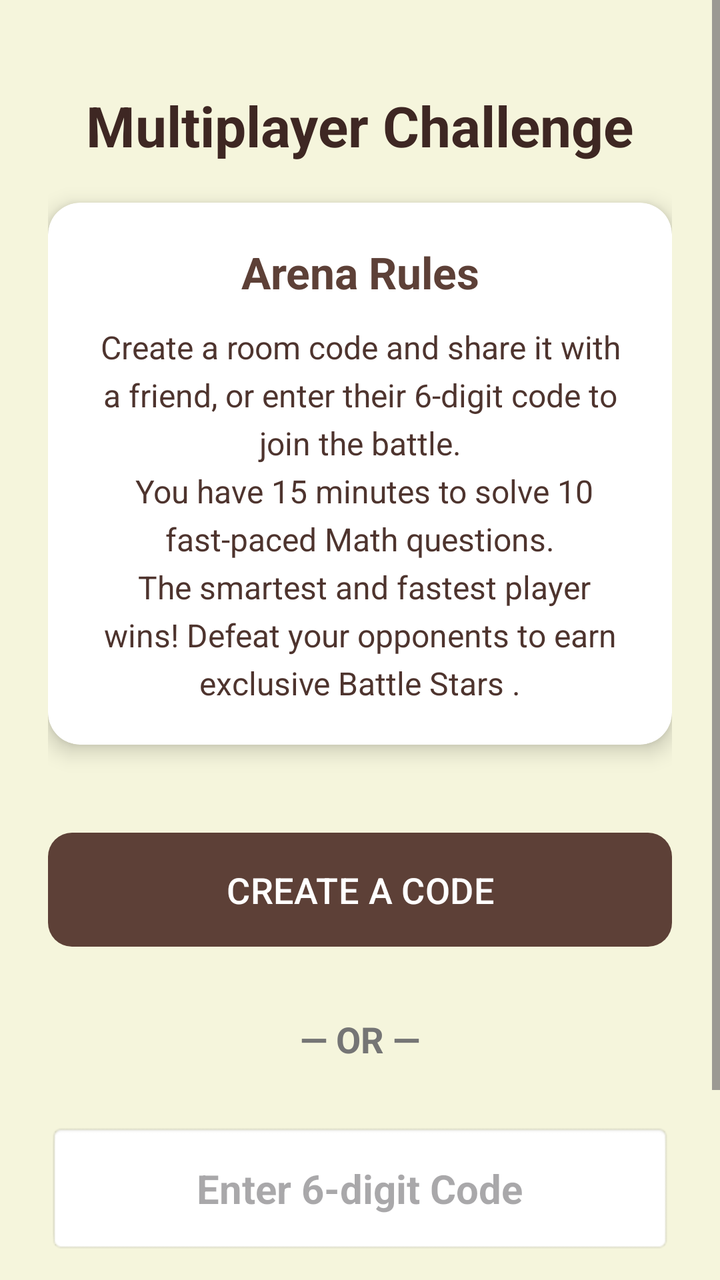
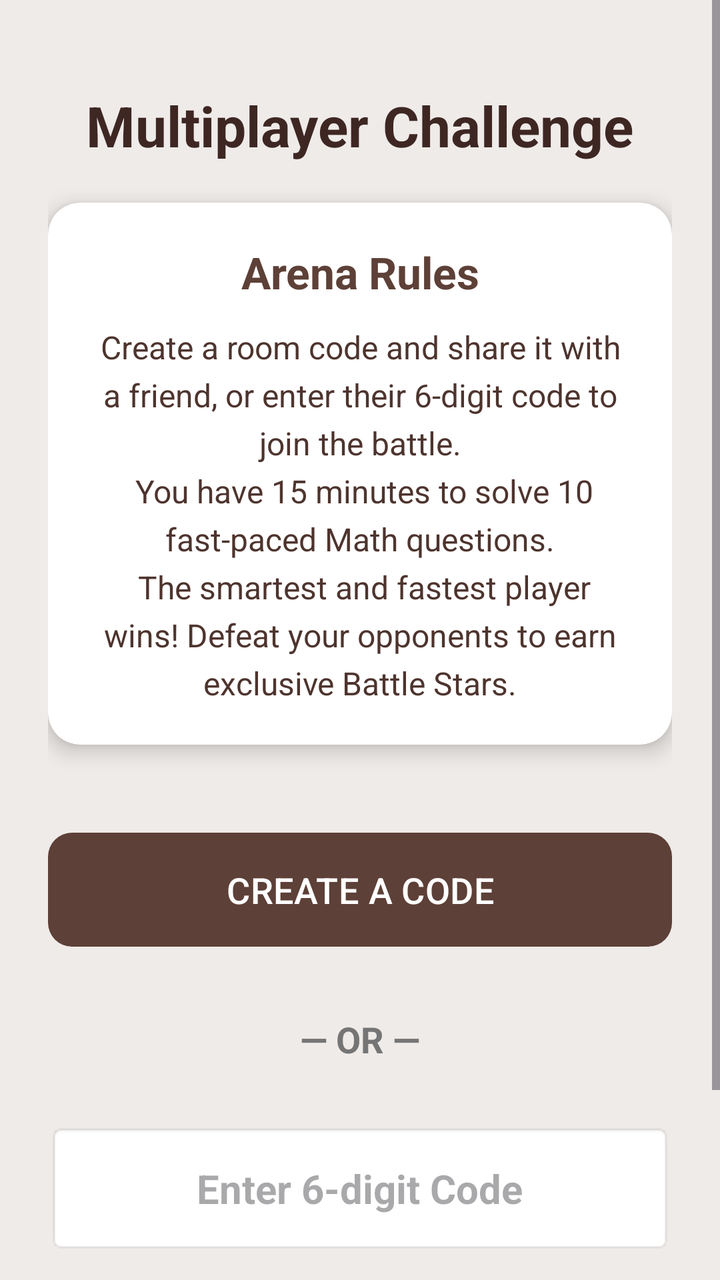

Compare the two renders of this Android layout. The source of the first and the diff that turns it into the second are given below.
<!-- AndroidManifest.xml: application theme Theme.OlympMathMentor -->
<!-- res/layout/activity_battle_lobby.xml -->
<?xml version="1.0" encoding="utf-8"?>
<ScrollView xmlns:android="http://schemas.android.com/apk/res/android"
    xmlns:app="http://schemas.android.com/apk/res-auto"
    android:layout_width="match_parent"
    android:layout_height="match_parent"
    android:background="#F5F5DC"
    android:fillViewport="true">

    <LinearLayout
        android:layout_width="match_parent"
        android:layout_height="wrap_content"
        android:orientation="vertical"
        android:padding="24dp"
        android:gravity="center_horizontal">

        <TextView
            android:layout_width="wrap_content"
            android:layout_height="wrap_content"
            android:layout_marginTop="20dp"
            android:layout_marginBottom="20dp"
            android:text="Multiplayer Challenge"
            android:textColor="#3E2723"
            android:textSize="28sp"
            android:textStyle="bold" />

        <androidx.cardview.widget.CardView
            android:layout_width="match_parent"
            android:layout_height="wrap_content"
            android:layout_marginBottom="40dp"
            app:cardCornerRadius="16dp"
            app:cardElevation="6dp"
            app:cardBackgroundColor="#FFFFFF">

            <LinearLayout
                android:layout_width="match_parent"
                android:layout_height="wrap_content"
                android:orientation="vertical"
                android:padding="20dp">

                <TextView
                    android:layout_width="match_parent"
                    android:layout_height="wrap_content"
                    android:text="Arena Rules"
                    android:textColor="#5D4037"
                    android:textSize="22sp"
                    android:textStyle="bold"
                    android:layout_marginBottom="12dp"
                    android:gravity="center"/>

                <TextView
                    android:layout_width="match_parent"
                    android:layout_height="wrap_content"
                    android:text="Create a room code and share it with a friend, or enter their 6-digit code to join the battle.\n You have 15 minutes to solve 10 fast-paced Math questions.\n\ The smartest and fastest player wins! Defeat your opponents to earn exclusive Battle Stars ."
                    android:textColor="#4E342E"
                    android:textSize="16sp"
                    android:lineSpacingExtra="5dp"
                    android:gravity="center"/>
            </LinearLayout>
        </androidx.cardview.widget.CardView>

        <com.google.android.material.button.MaterialButton
            android:id="@+id/btnCreateRoom"
            android:layout_width="match_parent"
            android:layout_height="65dp"
            android:text="CREATE A CODE"
            android:textSize="18sp"
            app:backgroundTint="#5D4037"
            android:textColor="#FFFFFF"
            app:cornerRadius="12dp"/>

        <TextView
            android:id="@+id/tvRoomCode"
            android:layout_width="wrap_content"
            android:layout_height="wrap_content"
            android:text="Your Code: ------"
            android:textSize="24sp"
            android:textStyle="bold"
            android:textColor="#5D4037"
            android:layout_marginTop="16dp"
            android:visibility="gone"/>

        <TextView
            android:layout_width="wrap_content"
            android:layout_height="wrap_content"
            android:text="— OR —"
            android:textSize="18sp"
            android:textColor="#757575"
            android:textStyle="bold"
            android:layout_marginVertical="30dp"/>

        <EditText
            android:id="@+id/etJoinCode"
            android:layout_width="match_parent"
            android:layout_height="65dp"
            android:layout_marginBottom="16dp"
            android:background="@android:drawable/editbox_background"
            android:gravity="center"
            android:hint="Enter 6-digit Code"
            android:inputType="number"
            android:maxLength="6"
            android:textSize="20sp"
            android:textStyle="bold" />

        <com.google.android.material.button.MaterialButton
            android:id="@+id/btnJoinRoom"
            android:layout_width="match_parent"
            android:layout_height="65dp"
            android:text="JOIN BATTLE"
            android:textSize="18sp"
            app:backgroundTint="#5D4037"
            android:textColor="#FFFFFF"
            app:cornerRadius="12dp"
            android:layout_marginBottom="20dp"/>

    </LinearLayout>
</ScrollView>
<!-- resources referenced by this layout -->
<resources>
  <style name="Theme.OlympMathMentor" parent="Base.Theme.OlympMathMentor" />
  <style name="Base.Theme.OlympMathMentor" parent="Theme.Material3.DayNight.NoActionBar">
          <item name="colorPrimary">@color/soft_beige</item>
  
          <item name="android:statusBarColor">@color/soft_beige</item>
  
          <item name="android:windowLightStatusBar">true</item>
      </style>
  <color name="soft_beige">#EFEBE9</color>
</resources>

<!-- the commit's change to res/layout/activity_battle_lobby.xml (unified diff, before → after) -->
@@ -3,7 +3,7 @@
     xmlns:app="http://schemas.android.com/apk/res-auto"
     android:layout_width="match_parent"
     android:layout_height="match_parent"
-    android:background="#F5F5DC"
+    android:background="@color/soft_beige"
     android:fillViewport="true">
 
     <LinearLayout
@@ -50,7 +50,7 @@
                 <TextView
                     android:layout_width="match_parent"
                     android:layout_height="wrap_content"
-                    android:text="Create a room code and share it with a friend, or enter their 6-digit code to join the battle.\n You have 15 minutes to solve 10 fast-paced Math questions.\n\ The smartest and fastest player wins! Defeat your opponents to earn exclusive Battle Stars ."
+                    android:text="Create a room code and share it with a friend, or enter their 6-digit code to join the battle.\n You have 15 minutes to solve 10 fast-paced Math questions.\n The smartest and fastest player wins! Defeat your opponents to earn exclusive Battle Stars."
                     android:textColor="#4E342E"
                     android:textSize="16sp"
                     android:lineSpacingExtra="5dp"
@@ -112,5 +112,15 @@
             app:cornerRadius="12dp"
             android:layout_marginBottom="20dp"/>
 
+        <com.airbnb.lottie.LottieAnimationView
+            android:id="@+id/lottieWaiting"
+            android:layout_width="500dp"
+            android:layout_height="500dp"
+            android:layout_gravity="center"
+            android:layout_marginTop="16dp"
+            android:visibility="gone"
+            app:lottie_rawRes="@raw/hourglass"
+            app:lottie_autoPlay="true"
+            app:lottie_loop="true" />
     </LinearLayout>
 </ScrollView>
